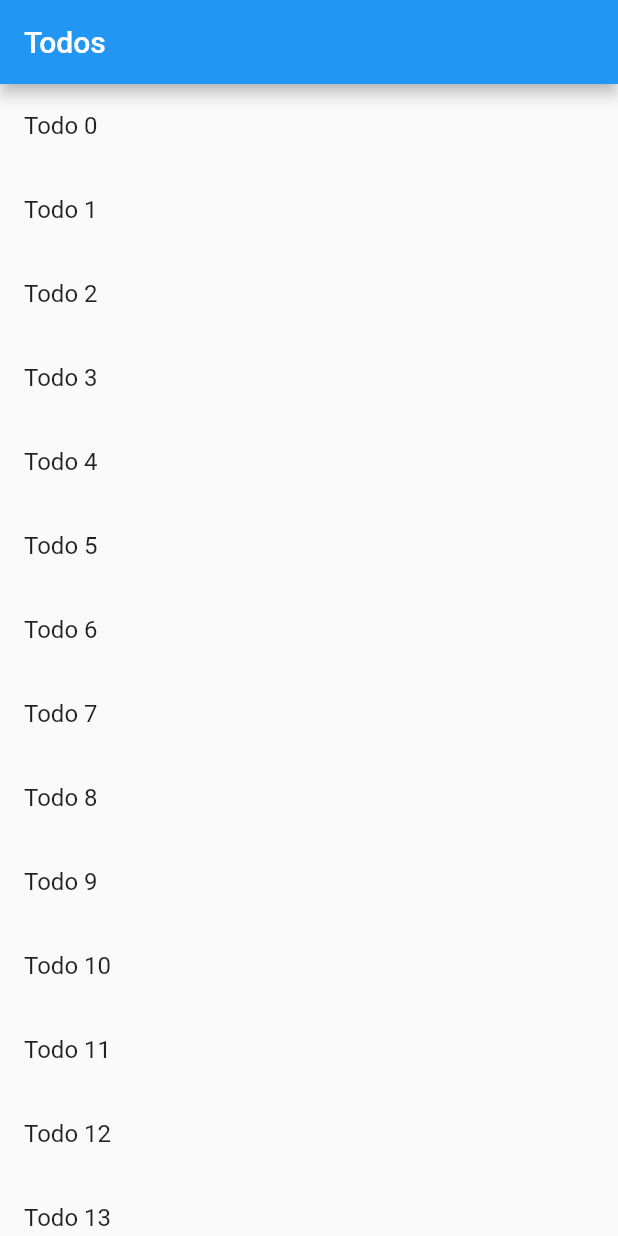
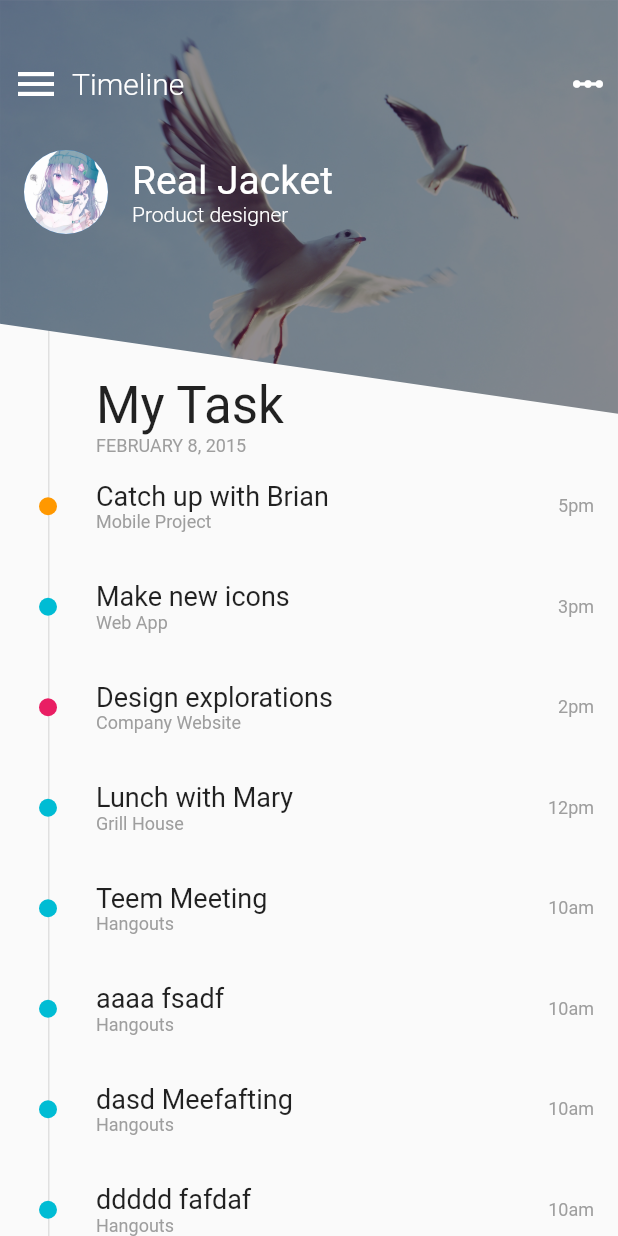
Before and after one commit to real-jacket/flutter-demo, a Flutter app: the screen it shows after launch, on a phone screen of 412 x 824 dp. Run offline on Flutter 3.47's test engine with Material 2 defaults, Android fonts, the phone set to English and light mode, and no system bars; our stand-ins replace percent_indicator.

```diff
--- a/lib/main.dart
+++ b/lib/main.dart
@@ -1,79 +1,312 @@
+import 'package:flutter/material.dart';
 import 'package:flutter/foundation.dart';
-import 'package:flutter/material.dart';
 
-class Todo {
-  final String title;
-  final String description;
+void main() => runApp(MyApp());
 
-  Todo(this.title, this.description);
+class MyApp extends StatelessWidget {
+  @override
+  Widget build(BuildContext context) {
+    return MaterialApp(
+        title: 'UI Chalenge',
+        theme: ThemeData(
+          primarySwatch: Colors.blue,
+        ),
+        home: MainPage());
+  }
 }
 
-void main() {
-  runApp(new MaterialApp(
-    title: 'Passing Data',
-    home: new TodosScreen(
-      todos: new List.generate(
-        20,
-        (i) => new Todo(
-              'Todo $i',
-              'A description of what needs to be done for Todo $i',
-            ),
-      ),
-    ),
-  ));
+class MainPage extends StatefulWidget {
+  MainPage({Key key}) : super(key: key);
+
+  @override
+  _MainPageState createState() => _MainPageState();
 }
 
-class TodosScreen extends StatelessWidget {
-  final List<Todo> todos;
-
-  TodosScreen({Key key, @required this.todos}) : super(key: key);
-
+class _MainPageState extends State<MainPage> {
+  double _imageHeight = 250;
   @override
   Widget build(BuildContext context) {
-    return new Scaffold(
-      appBar: new AppBar(
-        title: new Text('Todos'),
+    return Scaffold(
+      body: Stack(
+        children: <Widget>[
+          _buildTimeline(),
+          _buildImage(),
+          _buildTopHeader(),
+          _buildProfileRow(),
+          _buildBottomPart(),
+        ],
       ),
-      body: new ListView.builder(
-        itemCount: todos.length,
-        itemBuilder: (context, index) {
-          return new ListTile(
-            title: new Text(todos[index].title),
-            // When a user taps on the ListTile, navigate to the DetailScreen.
-            // Notice that we're not only creating a new DetailScreen, we're
-            // also passing the current todo through to it!
-            onTap: () {
-              Navigator.push(
-                context,
-                new MaterialPageRoute(
-                  builder: (context) => new DetailScreen(todo: todos[index]),
+    );
+  }
+
+  Widget _buildImage() {
+    return ClipPath(
+      clipper: DialogonalClipper(),
+      child: Image.asset(
+        'images/birds.jpg',
+        fit: BoxFit.cover,
+        // height: _imageHeight,
+        colorBlendMode: BlendMode.srcOver,
+        color: Color.fromARGB(120, 20, 10, 40),
+      ),
+    );
+  }
+
+  Widget _buildTopHeader() {
+    return Padding(
+      padding: const EdgeInsets.symmetric(horizontal: 8.0, vertical: 40.0),
+      child: Row(
+        children: <Widget>[
+          Icon(Icons.menu, size: 32.0, color: Colors.white),
+          Expanded(
+            child: Padding(
+              padding: const EdgeInsets.only(left: 8.0),
+              child: Text(
+                "Timeline",
+                style: TextStyle(
+                    fontSize: 20.0,
+                    color: Colors.white,
+                    fontWeight: FontWeight.w300),
+              ),
+            ),
+          ),
+          Icon(Icons.linear_scale, color: Colors.white)
+        ],
+      ),
+    );
+  }
+
+  Widget _buildProfileRow() {
+    return Padding(
+      padding: EdgeInsets.only(left: 16.0, top: _imageHeight / 2.5),
+      child: Row(
+        children: <Widget>[
+          CircleAvatar(
+            minRadius: 28.0,
+            maxRadius: 28.0,
+            backgroundImage: AssetImage('images/girl.jpg'),
+          ),
+          Padding(
+            padding: const EdgeInsets.only(left: 16.0),
+            child: Column(
+              crossAxisAlignment: CrossAxisAlignment.start,
+              mainAxisSize: MainAxisSize.min,
+              children: <Widget>[
+                Text(
+                  'Real Jacket',
+                  style: TextStyle(
+                      fontSize: 26.0,
+                      color: Colors.white,
+                      fontWeight: FontWeight.w400),
                 ),
-              );
-            },
-          );
-        },
+                Text(
+                  'Product designer',
+                  style: TextStyle(
+                      fontSize: 14.0,
+                      color: Colors.white,
+                      fontWeight: FontWeight.w300),
+                )
+              ],
+            ),
+          )
+        ],
+      ),
+    );
+  }
+
+  Widget _buildBottomPart() {
+    return Padding(
+      padding: EdgeInsets.only(top: _imageHeight),
+      child: Column(
+        crossAxisAlignment: CrossAxisAlignment.start,
+        children: <Widget>[
+          _buildMyTaskHeader(),
+          _buildTaskslist(),
+        ],
+      ),
+    );
+  }
+
+  //Todo
+  Widget _buildTaskslist() {
+    return Expanded(
+      child: Padding(
+        padding: const EdgeInsets.only(top: 0.0),
+        child: ListView(
+            children: tasks
+                .map((task) => TaskRow(
+                      task: task,
+                    ))
+                .toList()),
+      ),
+    );
+  }
+
+  Widget _buildMyTaskHeader() {
+    return Padding(
+      padding: EdgeInsets.only(left: 64.0),
+      child: Column(
+        crossAxisAlignment: CrossAxisAlignment.start,
+        children: <Widget>[
+          Text(
+            'My Task',
+            style: TextStyle(fontSize: 34.0),
+          ),
+          Text(
+            'FEBRUARY 8, 2015',
+            style: TextStyle(color: Colors.grey, fontSize: 12.0),
+          )
+        ],
+      ),
+    );
+  }
+
+  Widget _buildTimeline() {
+    return Positioned(
+      top: 0.0,
+      bottom: 0.0,
+      left: 32.0,
+      child: Container(
+        width: 1.0,
+        color: Colors.grey[300],
       ),
     );
   }
 }
 
-class DetailScreen extends StatelessWidget {
-  // Declare a field that holds the Todo
-  final Todo todo;
-
-  // In the constructor, require a Todo
-  DetailScreen({Key key, @required this.todo}) : super(key: key);
+class DialogonalClipper extends CustomClipper<Path> {
+  @override
+  Path getClip(Size size) {
+    Path path = Path();
+    path.lineTo(0.0, size.height - 60.0);
+    path.lineTo(size.width, size.height);
+    path.lineTo(size.width, 0);
+    path.close();
+    return path;
+  }
 
   @override
+  bool shouldReclip(CustomClipper<Path> oldClipper) => true;
+}
+
+class Task {
+  final String name;
+  final String category;
+  final String time;
+  final Color color;
+  final bool completed;
+
+  Task({this.name, this.category, this.time, this.color, this.completed});
+}
+
+List<Task> tasks = [
+  new Task(
+      name: "Catch up with Brian",
+      category: "Mobile Project",
+      time: "5pm",
+      color: Colors.orange,
+      completed: false),
+  new Task(
+      name: "Make new icons",
+      category: "Web App",
+      time: "3pm",
+      color: Colors.cyan,
+      completed: true),
+  new Task(
+      name: "Design explorations",
+      category: "Company Website",
+      time: "2pm",
+      color: Colors.pink,
+      completed: false),
+  new Task(
+      name: "Lunch with Mary",
+      category: "Grill House",
+      time: "12pm",
+      color: Colors.cyan,
+      completed: true),
+  new Task(
+      name: "Teem Meeting",
+      category: "Hangouts",
+      time: "10am",
+      color: Colors.cyan,
+      completed: true),
+  new Task(
+      name: "aaaa fsadf",
+      category: "Hangouts",
+      time: "10am",
+      color: Colors.cyan,
+      completed: true),
+  new Task(
+      name: "dasd Meefafting",
+      category: "Hangouts",
+      time: "10am",
+      color: Colors.cyan,
+      completed: true),
+  new Task(
+      name: "ddddd fafdaf",
+      category: "Hangouts",
+      time: "10am",
+      color: Colors.cyan,
+      completed: true),
+  new Task(
+      name: "ccccc bbnjm",
+      category: "Hangouts",
+      time: "10am",
+      color: Colors.cyan,
+      completed: true),
+];
+
+class TaskRow extends StatefulWidget {
+  final Task task;
+  final double dotSize = 12.0;
+
+  const TaskRow({Key key, this.task}) : super(key: key);
+
+  @override
+  State<StatefulWidget> createState() {
+    return TaskState();
+  }
+}
+
+class TaskState extends State<TaskRow> {
+  @override
   Widget build(BuildContext context) {
-    // Use the Todo to create our UI
-    return new Scaffold(
-      appBar: new AppBar(
-        title: new Text("${todo.title}"),
-      ),
-      body: new Padding(
-        padding: new EdgeInsets.all(16.0),
-        child: new Text('${todo.description}'),
+    return Padding(
+      padding: const EdgeInsets.symmetric(vertical: 16.0),
+      child: Row(
+        children: <Widget>[
+          Padding(
+            padding:
+                EdgeInsets.symmetric(horizontal: 32.0 - widget.dotSize / 2),
+            child: Container(
+              height: widget.dotSize,
+              width: widget.dotSize,
+              decoration: BoxDecoration(shape: BoxShape.circle,color: widget.task.color),
+            ),
+          ),
+          Expanded(
+            child: Column(
+              crossAxisAlignment: CrossAxisAlignment.start,
+              children: <Widget>[
+                Text(
+                  widget.task.name,
+                  style: TextStyle(fontSize: 18.0),
+                ),
+                Text(
+                  widget.task.category,
+                  style: TextStyle(fontSize: 12.0, color: Colors.grey),
+                )
+              ],
+            ),
+          ),
+          Padding(
+            padding: const EdgeInsets.only(right: 16.0),
+            child: Text(
+              widget.task.time,
+              style: TextStyle(fontSize: 12.0, color: Colors.grey),
+            ),
+          )
+        ],
       ),
     );
   }
```
Also changed, not shown: pubspec.yaml (+5 -3 lines), images/avatar.jpg (added), images/birds.jpg (added), images/girl.jpg (added).
